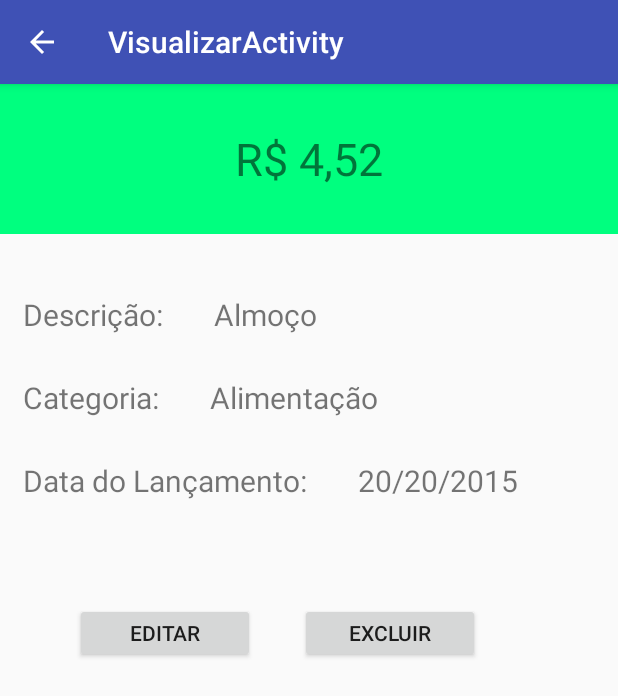
After one commit to Arthurferrera/MaliKontrol, an Android app: the VisualizarActivity screen opened directly, with no data from a screen before it, on a phone screen of 412 x 824 dp. The commit adds this screen. Shown: the top 696 px of the screen. Run offline under Robolectric (Android 15) with nearby library versions, the phone set to English and light mode, and no system bars; 4 statements that could not run were skipped.

Commit message:
alteração do visualizar

```diff
--- a/MaliKontrol/app/src/main/java/br/com/senaijandira/malikontrol/LancamentoDAO.java
+++ b/MaliKontrol/app/src/main/java/br/com/senaijandira/malikontrol/LancamentoDAO.java
@@ -68,6 +68,32 @@ public class LancamentoDAO {
         return retorno;
     }
 
+    public Lancamento selecionarUm(Context context, int id){
+
+        SQLiteDatabase db = new DbHelper(context).getReadableDatabase();
+
+        String sql = "SELECT * FROM tbl_lancamentos l INNER JOIN tbl_categoria c ON l.idCategoria = c._id AND L._id =" + id +";";
+
+        Cursor cursor = db.rawQuery(sql, null);
+
+        if (cursor.getCount() > 0){
+            cursor.moveToFirst();
+            Lancamento l = new Lancamento();
+            l.setIdlancamento(cursor.getInt(0));
+            l.setNome(cursor.getString(1));
+            l.setTipoLancamento(cursor.getString(2));
+            l.setValor(cursor.getDouble(3));
+            l.setData(cursor.getString(4));
+            l.setIdCategoria(cursor.getInt(5));
+            l.setNomeCategoria(cursor.getString(7));
+
+            cursor.close();
+            return l;
+        }
+        return null;
+    }
+
+
     public Double mostrarSaldo(Context context) {
 
         SQLiteDatabase db = new DbHelper(context).getReadableDatabase();
--- a/MaliKontrol/app/src/main/java/br/com/senaijandira/malikontrol/MainActivity.java
+++ b/MaliKontrol/app/src/main/java/br/com/senaijandira/malikontrol/MainActivity.java
@@ -75,7 +75,6 @@ public class MainActivity extends AppCompatActivity {
     protected void onResume() {
         super.onResume();
 
-//
         ArrayList<Lancamento> ultimosLancamentos;
 
 //        chamando o metodo que mostra os lancamentos
@@ -117,7 +116,7 @@ public class MainActivity extends AppCompatActivity {
     }
 
     public void AbrirTela(View view) {
-        Intent intencao = new Intent(this, AdicionarLancamento.class);
+        Intent intencao = new Intent(this, LancamentosActivity.class);
         startActivity(intencao);
     }
 }
--- /dev/null
+++ b/MaliKontrol/app/src/main/java/br/com/senaijandira/malikontrol/VisualizarActivity.java
@@ -0,0 +1,57 @@
+package br.com.senaijandira.malikontrol;
+
+import android.content.Intent;
+import android.os.Bundle;
+import android.support.design.widget.FloatingActionButton;
+import android.support.design.widget.Snackbar;
+import android.support.v7.app.AppCompatActivity;
+import android.support.v7.widget.Toolbar;
+import android.view.View;
+import android.widget.Button;
+import android.widget.TextView;
+
+import java.text.NumberFormat;
+import java.util.Locale;
+
+public class VisualizarActivity extends AppCompatActivity {
+
+    TextView txt_valor, txt_descricao, txt_categoria, txt_data;
+    Button btn_editar, btn_excluir;
+    Integer idLancamento;
+    Lancamento l;
+    LancamentoDAO dao = LancamentoDAO.getInstance();
+    NumberFormat f = NumberFormat.getCurrencyInstance(new Locale("pt","br"));
+
+    @Override
+    protected void onCreate(Bundle savedInstanceState) {
+        super.onCreate(savedInstanceState);
+        setContentView(R.layout.activity_visualizar);
+        Toolbar toolbar = (Toolbar) findViewById(R.id.toolbar);
+        setSupportActionBar(toolbar);
+        getSupportActionBar().setDisplayHomeAsUpEnabled(true);
+
+        txt_valor = (TextView) findViewById(R.id.txt_valor);
+        txt_descricao = (TextView) findViewById(R.id.txt_descricao);
+        txt_categoria= (TextView) findViewById(R.id.txt_categoria);
+        txt_data= (TextView) findViewById(R.id.txt_data);
+        btn_editar = (Button) findViewById(R.id.btn_editar);
+        btn_excluir = (Button) findViewById(R.id.btn_excluir);
+
+        Intent intent = getIntent();
+        idLancamento = intent.getIntExtra("idLancamento", 0);
+    }
+
+    public void mostrarLancamento(){
+        l = dao.selecionarUm(this, idLancamento);
+        txt_valor.setText(f.format(l.getValor()));
+        txt_descricao.setText(l.getNome());
+        txt_categoria.setText(l.getNomeCategoria());
+        txt_data.setText(l.getData());
+    }
+
+    @Override
+    protected void onResume() {
+        super.onResume();
+        mostrarLancamento();
+    }
+}
--- /dev/null
+++ b/MaliKontrol/app/src/main/res/layout/activity_visualizar.xml
@@ -0,0 +1,25 @@
+<?xml version="1.0" encoding="utf-8"?>
+<android.support.design.widget.CoordinatorLayout xmlns:android="http://schemas.android.com/apk/res/android"
+    xmlns:app="http://schemas.android.com/apk/res-auto"
+    xmlns:tools="http://schemas.android.com/tools"
+    android:layout_width="match_parent"
+    android:layout_height="match_parent"
+    tools:context="br.com.senaijandira.malikontrol.VisualizarActivity">
+
+    <android.support.design.widget.AppBarLayout
+        android:layout_width="match_parent"
+        android:layout_height="wrap_content"
+        android:theme="@style/AppTheme.AppBarOverlay">
+
+        <android.support.v7.widget.Toolbar
+            android:id="@+id/toolbar"
+            android:layout_width="match_parent"
+            android:layout_height="?attr/actionBarSize"
+            android:background="?attr/colorPrimary"
+            app:popupTheme="@style/AppTheme.PopupOverlay" />
+
+    </android.support.design.widget.AppBarLayout>
+
+    <include layout="@layout/content_visualizar" />
+
+</android.support.design.widget.CoordinatorLayout>
--- a/MaliKontrol/app/src/main/res/layout/content_adicionar_lancamento.xml
+++ b/MaliKontrol/app/src/main/res/layout/content_adicionar_lancamento.xml
@@ -132,6 +132,5 @@
 
             </LinearLayout>
         </LinearLayout>
-
     </ScrollView>
 </LinearLayout>
--- /dev/null
+++ b/MaliKontrol/app/src/main/res/layout/content_visualizar.xml
@@ -0,0 +1,120 @@
+<?xml version="1.0" encoding="utf-8"?>
+<LinearLayout xmlns:android="http://schemas.android.com/apk/res/android"
+    xmlns:app="http://schemas.android.com/apk/res-auto"
+    xmlns:tools="http://schemas.android.com/tools"
+    android:layout_width="match_parent"
+    android:layout_height="match_parent"
+    app:layout_behavior="@string/appbar_scrolling_view_behavior"
+    tools:context="br.com.senaijandira.malikontrol.VisualizarActivity"
+    tools:showIn="@layout/activity_visualizar"
+    android:orientation="vertical">
+
+
+    <TextView
+        android:layout_width="match_parent"
+        android:layout_height="100dp"
+        android:textAlignment="center"
+        android:text="R$ 4,52"
+        android:gravity="center"
+        android:textSize="30sp"
+        android:background="@color/verde"
+        android:id="@+id/txt_valor"/>
+
+    <LinearLayout
+        android:layout_width="match_parent"
+        android:layout_height="35dp"
+        android:orientation="horizontal"
+        android:layout_marginTop="40dp">
+
+        <TextView
+            android:layout_width="wrap_content"
+            android:layout_height="30dp"
+            android:textSize="20sp"
+            android:text="Descrição:    "
+            android:layout_marginLeft="15dp"
+            />
+
+        <TextView
+            android:layout_width="wrap_content"
+            android:layout_height="30dp"
+            android:textSize="20sp"
+            android:text="Almoço"
+            android:layout_marginLeft="15dp"
+            android:id="@+id/txt_descricao"
+            />
+    </LinearLayout>
+
+    <LinearLayout
+        android:layout_width="match_parent"
+        android:layout_height="35dp"
+        android:orientation="horizontal"
+        android:layout_marginTop="20dp">
+
+        <TextView
+            android:layout_width="wrap_content"
+            android:layout_height="30dp"
+            android:textSize="20sp"
+            android:text="Categoria:    "
+            android:layout_marginLeft="15dp"
+            />
+
+        <TextView
+            android:layout_width="wrap_content"
+            android:layout_height="30dp"
+            android:textSize="20sp"
+            android:text="Alimentação"
+            android:layout_marginLeft="15dp"
+            android:id="@+id/txt_categoria"
+            />
+    </LinearLayout>
+
+    <LinearLayout
+        android:layout_width="match_parent"
+        android:layout_height="35dp"
+        android:orientation="horizontal"
+        android:layout_marginTop="20dp">
+
+        <TextView
+            android:layout_width="wrap_content"
+            android:layout_height="30dp"
+            android:textSize="20sp"
+            android:text="Data do Lançamento:    "
+            android:layout_marginLeft="15dp"
+            />
+
+        <TextView
+            android:layout_width="wrap_content"
+            android:layout_height="30dp"
+            android:textSize="20sp"
+            android:text="20/20/2015"
+            android:layout_marginLeft="15dp"
+            android:id="@+id/txt_data"
+            />
+    </LinearLayout>
+
+    <LinearLayout
+        android:layout_width="match_parent"
+        android:layout_height="wrap_content"
+        android:orientation="horizontal"
+        android:layout_marginTop="40dp"
+        android:padding="20dp">
+
+        <Button
+            android:layout_width="120dp"
+            android:layout_height="40dp"
+            android:text="Editar"
+            android:layout_marginLeft="30dp"
+            android:id="@+id/btn_editar"
+            />
+
+        <Button
+            android:layout_width="120dp"
+            android:layout_height="40dp"
+            android:text="Excluir"
+            android:layout_marginLeft="30dp"
+            android:id="@+id/btn_excluir"
+            />
+
+    </LinearLayout>
+
+</LinearLayout>
--- a/MaliKontrol/app/src/main/res/values/strings.xml
+++ b/MaliKontrol/app/src/main/res/values/strings.xml
@@ -1,6 +1,7 @@
 <resources>
     <string name="app_name">Mali Kontrol</string>
     <string name="action_settings">Settings</string>
-    <string name="title_activity_adcionar_receita">AdcionarReceitaActivity</string>
-    <string name="title_activity_adicionar_lancamento">AdicionarLancamento</string>
+    <string name="title_activity_adicionar_lancamento">Adicione um Lançamento</string>
+    <string name="title_activity_lancamentos">LancamentosActivity</string>
+    <string name="title_activity_visualizar">VisualizarActivity</string>
 </resources>
```
Also changed, not shown: MaliKontrol/app/src/main/AndroidManifest.xml (+18 -0 lines), MaliKontrol/app/src/main/java/br/com/senaijandira/malikontrol/LancamentosActivity.java (added, +65 -0 lines), MaliKontrol/app/src/main/res/layout/activity_lancamentos.xml (added, +25 -0 lines), MaliKontrol/app/src/main/res/layout/content_lancamentos.xml (added, +28 -0 lines), MaliKontrol/app/src/main/res/layout/content_main.xml (+12 -2 lines), MaliKontrol/gradle.properties (+9 -1 lines).
